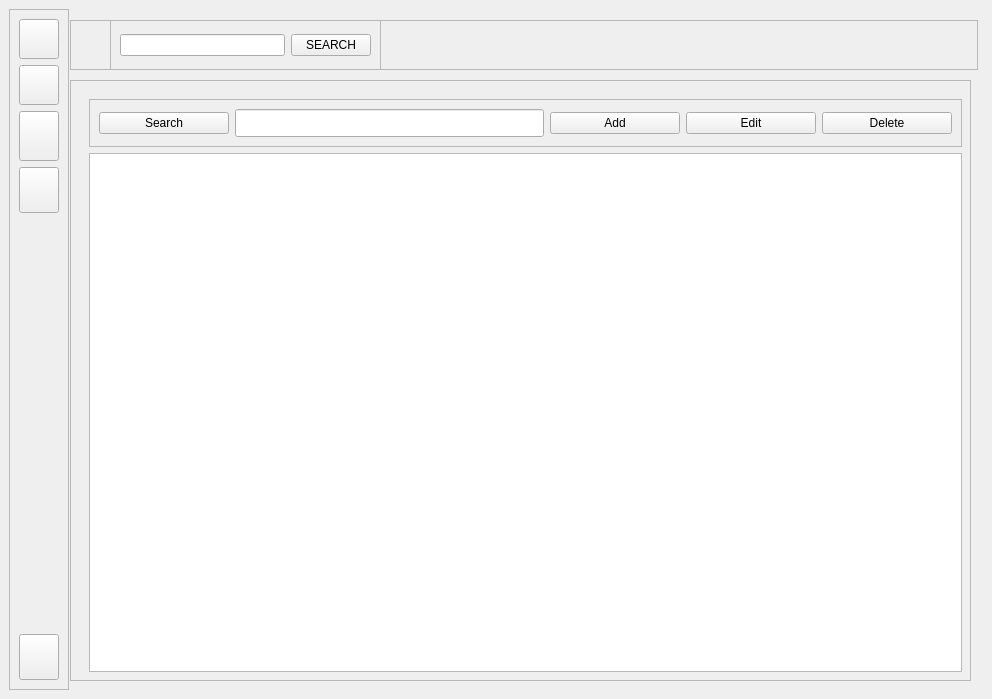
hoahayhoi096/PTI07, file ranking-app/ui/MainPage.ui: the form before one commit.
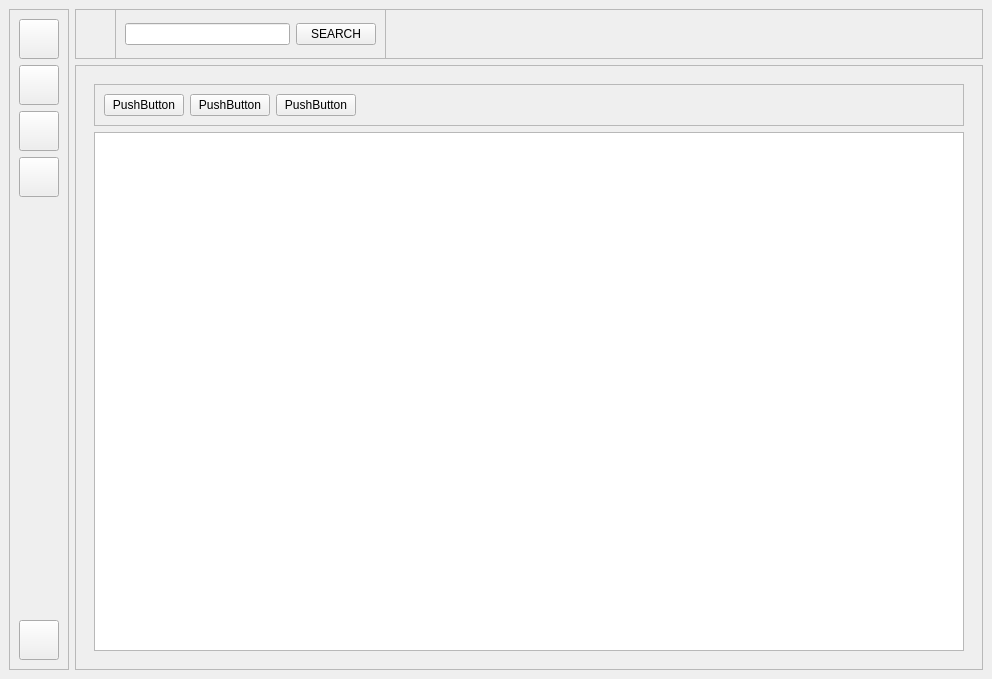
The form after the commit. Icons and pictures are not drawn.

Commit message: design ranking anime page & display list ranking anime

The edit to the form file:
```diff
--- a/ranking-app/ui/MainPage.ui
+++ b/ranking-app/ui/MainPage.ui
@@ -7,7 +7,7 @@
     <x>0</x>
     <y>0</y>
     <width>992</width>
-    <height>699</height>
+    <height>679</height>
    </rect>
   </property>
   <property name="minimumSize">
@@ -29,15 +29,9 @@
    <string notr="true">//background-color: #eb493d;</string>
   </property>
   <widget class="QWidget" name="centralwidget">
+   <layout class="QGridLayout" name="gridLayout">
+    <item row="0" column="0" rowspan="2">
    <widget class="QFrame" name="frame">
-    <property name="geometry">
-     <rect>
-      <x>9</x>
-      <y>9</y>
-      <width>60</width>
-      <height>681</height>
-     </rect>
-    </property>
     <property name="maximumSize">
      <size>
       <width>60</width>
@@ -53,15 +47,9 @@
     <property name="frameShadow">
      <enum>QFrame::Raised</enum>
     </property>
+      <layout class="QVBoxLayout" name="verticalLayout_3">
+       <item>
     <widget class="QPushButton" name="pushButtonAccount">
-     <property name="geometry">
-      <rect>
-       <x>10</x>
-       <y>10</y>
-       <width>40</width>
-       <height>40</height>
-      </rect>
-     </property>
      <property name="minimumSize">
       <size>
        <width>0</width>
@@ -82,15 +70,9 @@
       </size>
      </property>
     </widget>
+       </item>
+       <item>
     <widget class="QPushButton" name="pushButtonHome">
-     <property name="geometry">
-      <rect>
-       <x>10</x>
-       <y>56</y>
-       <width>40</width>
-       <height>40</height>
-      </rect>
-     </property>
      <property name="minimumSize">
       <size>
        <width>0</width>
@@ -111,15 +93,9 @@
       </size>
      </property>
     </widget>
+       </item>
+       <item>
     <widget class="QPushButton" name="pushButtonAnime">
-     <property name="geometry">
-      <rect>
-       <x>10</x>
-       <y>102</y>
-       <width>40</width>
-       <height>50</height>
-      </rect>
-     </property>
      <property name="minimumSize">
       <size>
        <width>0</width>
@@ -140,15 +116,9 @@
       </size>
      </property>
     </widget>
+       </item>
+       <item>
     <widget class="QPushButton" name="pushButtonManager">
-     <property name="geometry">
-      <rect>
-       <x>10</x>
-       <y>158</y>
-       <width>40</width>
-       <height>46</height>
-      </rect>
-     </property>
      <property name="minimumSize">
       <size>
        <width>0</width>
@@ -169,15 +139,22 @@
       </size>
      </property>
     </widget>
+       </item>
+       <item>
+        <spacer name="verticalSpacer">
+         <property name="orientation">
+          <enum>Qt::Vertical</enum>
+         </property>
+         <property name="sizeHint" stdset="0">
+          <size>
+           <width>20</width>
+           <height>369</height>
+          </size>
+         </property>
+        </spacer>
+       </item>
+       <item>
     <widget class="QPushButton" name="pushButtonQuit">
-     <property name="geometry">
-      <rect>
-       <x>10</x>
-       <y>625</y>
-       <width>40</width>
-       <height>46</height>
-      </rect>
-     </property>
      <property name="minimumSize">
       <size>
        <width>0</width>
@@ -198,16 +175,12 @@
       </size>
      </property>
     </widget>
-   </widget>
+       </item>
+      </layout>
+     </widget>
+    </item>
+    <item row="0" column="1">
    <widget class="QFrame" name="frame_3">
-    <property name="geometry">
-     <rect>
-      <x>70</x>
-      <y>20</y>
-      <width>908</width>
-      <height>50</height>
-     </rect>
-    </property>
     <property name="minimumSize">
      <size>
       <width>0</width>
@@ -280,32 +253,20 @@
      </layout>
     </widget>
    </widget>
+    </item>
+    <item row="1" column="1">
    <widget class="QFrame" name="frame_2">
-    <property name="geometry">
-     <rect>
-      <x>70</x>
-      <y>80</y>
-      <width>901</width>
-      <height>601</height>
-     </rect>
-    </property>
     <property name="frameShape">
      <enum>QFrame::StyledPanel</enum>
     </property>
     <property name="frameShadow">
      <enum>QFrame::Raised</enum>
     </property>
+      <layout class="QHBoxLayout" name="horizontalLayout_3">
+       <item>
     <widget class="QStackedWidget" name="stackedWidget">
-     <property name="geometry">
-      <rect>
-       <x>10</x>
-       <y>10</y>
-       <width>891</width>
-       <height>591</height>
-      </rect>
-     </property>
      <property name="currentIndex">
-      <number>3</number>
+          <number>2</number>
      </property>
      <widget class="QWidget" name="page">
       <widget class="QLabel" name="label_2">
@@ -337,20 +298,58 @@
        </property>
       </widget>
      </widget>
-     <widget class="QWidget" name="page_3">
-      <widget class="QLabel" name="label_3">
-       <property name="geometry">
-        <rect>
-         <x>20</x>
-         <y>10</y>
-         <width>181</width>
-         <height>71</height>
-        </rect>
-       </property>
+         <widget class="QWidget" name="pageRanking">
+          <layout class="QVBoxLayout" name="verticalLayout_2">
+           <item>
+            <widget class="QFrame" name="frame_6">
+             <property name="frameShape">
+              <enum>QFrame::StyledPanel</enum>
+             </property>
+             <property name="frameShadow">
+              <enum>QFrame::Raised</enum>
+             </property>
+             <layout class="QHBoxLayout" name="horizontalLayout_2">
+              <item>
+               <widget class="QPushButton" name="pushButton">
        <property name="text">
-        <string>Trang 2</string>
-       </property>
-      </widget>
+                 <string>PushButton</string>
+                </property>
+               </widget>
+              </item>
+              <item>
+               <widget class="QPushButton" name="pushButton_2">
+                <property name="text">
+                 <string>PushButton</string>
+                </property>
+               </widget>
+              </item>
+              <item>
+               <widget class="QPushButton" name="pushButton_3">
+                <property name="text">
+                 <string>PushButton</string>
+                </property>
+               </widget>
+              </item>
+              <item>
+               <spacer name="horizontalSpacer">
+                <property name="orientation">
+                 <enum>Qt::Horizontal</enum>
+                </property>
+                <property name="sizeHint" stdset="0">
+                 <size>
+                  <width>40</width>
+                  <height>20</height>
+                 </size>
+                </property>
+               </spacer>
+              </item>
+             </layout>
+            </widget>
+           </item>
+           <item>
+            <widget class="QListWidget" name="listWidgetAnimeRanking"/>
+           </item>
+          </layout>
      </widget>
      <widget class="QWidget" name="page_4">
       <layout class="QVBoxLayout" name="verticalLayout">
@@ -434,7 +433,11 @@
       </layout>
      </widget>
     </widget>
-   </widget>
+       </item>
+      </layout>
+     </widget>
+    </item>
+   </layout>
   </widget>
  </widget>
  <resources/>
```
Lines whose indentation alone changed are shown as unchanged. The commit also changes 6 other files.
